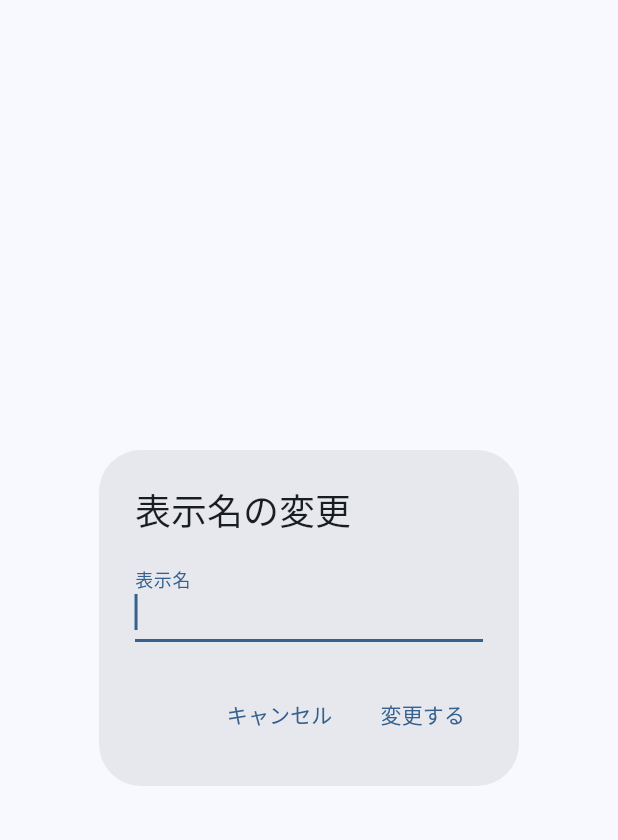
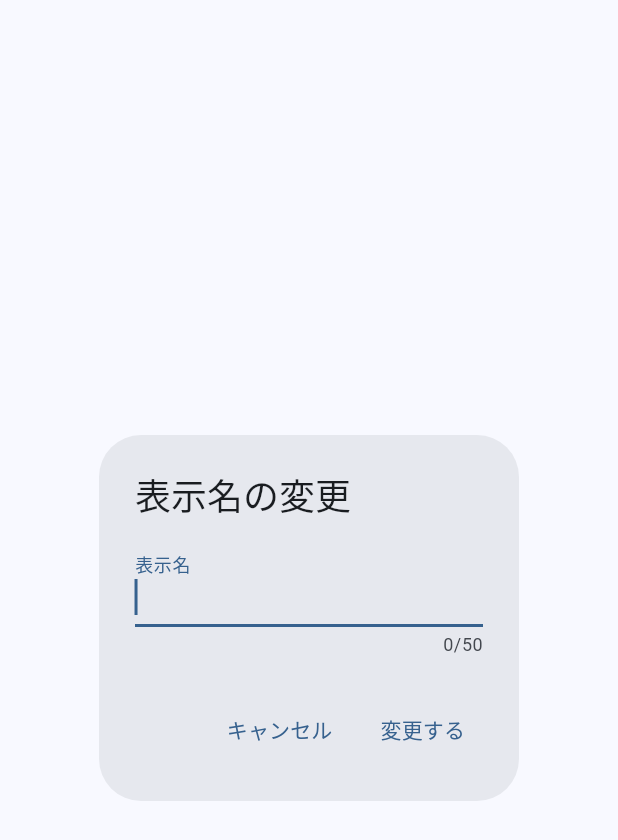
Before and after one commit to Yoshinori-Oda/osampo-tracker, a Flutter app: the _DisplayNameDialog widget shown alone on an empty page, opened directly with empty values, on a phone screen of 412 x 824 dp. Shown: the top 840 px of the screen. Run offline on Flutter 3.47's test engine with Material 3 defaults, Android fonts, the phone set to English and light mode, and no system bars; our stand-ins replace drift, fl_chart, flutter_map, flutter_riverpod, flutter_secure_storage, geolocator and 2 more; missing offline and left inert: holiday_jp; accounts and stored records are empty; generated files the repository leaves out were written again.

Commit message:
fix: 入力の長さの制限を共通のファイルに移し、パスワードの変更・表示名の編集から参照できるようにする
Co-Authored-By: Claude Opus 5.5 <noreply@anthropic.com>

```diff
--- /dev/null
+++ b/frontend/lib/auth/auth_limits.dart
@@ -0,0 +1,5 @@
+// 入力の長さの制限。サーバーの入力チェック(backend/app/schemas/auth.py)と揃える
+// (新規登録・パスワードの変更・表示名の編集で共通)
+const int minPasswordLength = 8;
+const int maxPasswordLength = 128;
+const int maxDisplayNameLength = 50;
--- a/frontend/lib/views/auth/signup_page.dart
+++ b/frontend/lib/views/auth/signup_page.dart
@@ -1,5 +1,6 @@
 import 'package:flutter/material.dart';
 import 'package:flutter_riverpod/flutter_riverpod.dart';
+import '../../auth/auth_limits.dart';
 import '../../auth/auth_service.dart';
 import '../../providers/auth_providers.dart';
 import '../../utils/delete_conflict_dialog.dart';
@@ -15,11 +16,6 @@ class SignupPage extends ConsumerStatefulWidget {
 }
 
 class _SignupPageState extends ConsumerState<SignupPage> {
-  // サーバーの入力チェック(backend/app/schemas/auth.py)と揃える
-  static const int minPasswordLength = 8;
-  static const int maxPasswordLength = 128;
-  static const int maxDisplayNameLength = 50;
-
   final _formKey = GlobalKey<FormState>();
   final _emailController = TextEditingController();
   final _passwordController = TextEditingController();
--- a/frontend/lib/views/settings_page.dart
+++ b/frontend/lib/views/settings_page.dart
@@ -1,5 +1,6 @@
 import 'package:flutter/material.dart';
 import 'package:flutter_riverpod/flutter_riverpod.dart';
+import '../auth/auth_limits.dart';
 import '../auth/auth_service.dart';
 import '../models/recording_phase.dart';
 import '../providers/auth_providers.dart';
@@ -7,7 +8,6 @@ import '../providers/tracking_providers.dart';
 import 'auth/auth_error_messages.dart';
 import 'auth/change_password_page.dart';
 import 'auth/email_verification_page.dart';
-import 'auth/signup_page.dart';
 
 // 設定タブ。今はアカウント(表示名の編集・メールアドレスの確認・パスワードの変更・ログアウト)と、一番下のアカウントの削除のみ。
 // 仕様はdocs/design/screens.mdの「settings_page.dart」
@@ -234,7 +234,7 @@ class _DisplayNameDialogState extends State<_DisplayNameDialog> {
           key: const Key('display_name_field'),
           controller: _controller,
           autofocus: true,
-          maxLength: SignupPage.maxDisplayNameLength,
+          maxLength: maxDisplayNameLength,
           decoration: const InputDecoration(labelText: '表示名'),
           validator: (value) => (value ?? '').trim().isEmpty ? '表示名を入力してください' : null,
           onFieldSubmitted: (_) => _submit(),
```
Also changed, not shown: frontend/lib/views/auth/change_password_page.dart (+6 -6 lines).
